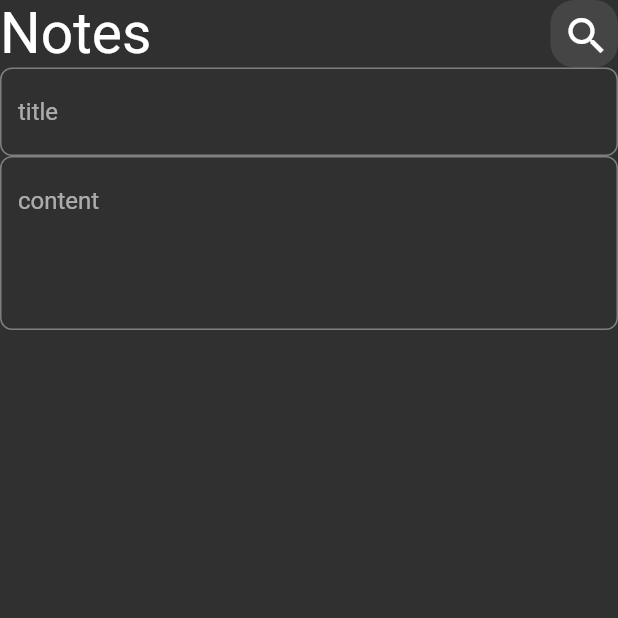
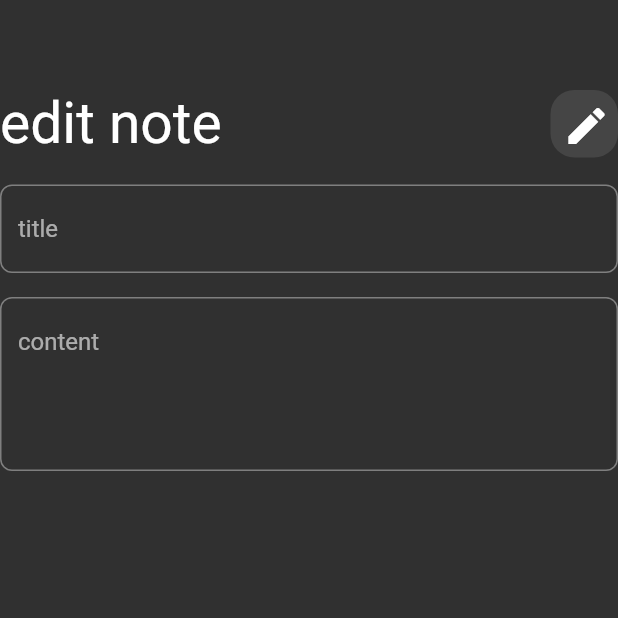
Before and after one commit to MuhammedGhazi/my_notes, a Flutter app: the screen it shows after launch, after a tap on "Flutter title", on a phone screen of 412 x 824 dp, the top half of it. Run offline on Flutter 3.47's test engine with Material 2 defaults, Android fonts, the phone set to English and light mode, and no system bars.

Commit message:
ecdit view ui done

```diff
--- a/lib/features/home/presentaion/views/edit_note_view.dart
+++ b/lib/features/home/presentaion/views/edit_note_view.dart
@@ -10,8 +10,20 @@ class EditNoteView extends StatelessWidget {
     return Scaffold(
       body: Column(
         children: [
-          CustomAppBar(),
+          SizedBox(
+            height: 60,
+          ),
+          CustomAppBar(
+            title: "edit note",
+            icon: Icons.edit,
+          ),
+          SizedBox(
+            height: 18,
+          ),
           CustomTextField(hint: "title", maxline: 1),
+          SizedBox(
+            height: 16,
+          ),
           CustomTextField(hint: "content", maxline: 4),
         ],
       ),
--- a/lib/features/home/presentaion/views/widgets/custom_app_bar.dart
+++ b/lib/features/home/presentaion/views/widgets/custom_app_bar.dart
@@ -3,18 +3,21 @@ import 'package:flutter/material.dart';
 import 'custom_search_icon.dart';
 
 class CustomAppBar extends StatelessWidget {
-  const CustomAppBar({super.key});
-
+  const CustomAppBar({super.key, required this.title, required this.icon});
+  final String title;
+  final IconData icon;
   @override
   Widget build(BuildContext context) {
     return Row(
-      children: const [
+      children: [
         Text(
-          "Notes",
+          title,
           style: TextStyle(fontSize: 38),
         ),
         Spacer(),
-        CustomSearchIcon()
+        CustomSearchIcon(
+          icon: icon,
+        )
       ],
     );
   }
--- a/lib/features/home/presentaion/views/widgets/custom_search_icon.dart
+++ b/lib/features/home/presentaion/views/widgets/custom_search_icon.dart
@@ -1,8 +1,9 @@
 import 'package:flutter/material.dart';
 
 class CustomSearchIcon extends StatelessWidget {
-  const CustomSearchIcon({super.key});
+  const CustomSearchIcon({super.key, required this.icon});
 
+  final IconData icon;
   @override
   Widget build(BuildContext context) {
     return Container(
@@ -12,9 +13,9 @@ class CustomSearchIcon extends StatelessWidget {
           color: Colors.white10, borderRadius: BorderRadius.circular(16)),
       child: IconButton(
           onPressed: () {},
-          icon: const Center(
+          icon: Center(
             child: Icon(
-              Icons.search,
+              icon,
               size: 32,
             ),
           )),
--- a/lib/features/home/presentaion/views/widgets/notes_View_body.dart
+++ b/lib/features/home/presentaion/views/widgets/notes_View_body.dart
@@ -15,7 +15,10 @@ class NotesViewBody extends StatelessWidget {
       child: Column(
         children: const [
           SizedBox(height: 50),
-          CustomAppBar(),
+          CustomAppBar(
+            title: "notes",
+            icon: Icons.search,
+          ),
           Expanded(
               child: Padding(
             padding: EdgeInsets.symmetric(vertical: 8),
```
